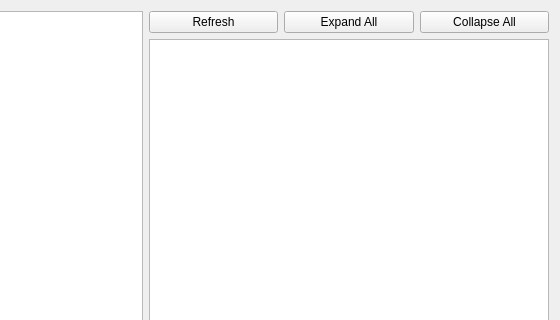
The window that src/streaming-toolbox/gui/event_viewer.ui (theodoros1234/streaming-toolbox) describes before a commit, drawn with Qt 5; both pictures show x 240 to 800 and y 0 to 320 of the 800 by 600 pixel window.
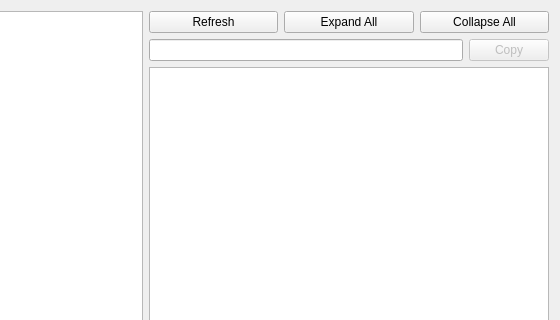
The same window after the commit.

Commit message: event viewer shows path followers and event subs, and now has a location bar

The edit to the form file:
```diff
--- a/src/streaming-toolbox/gui/event_viewer.ui
+++ b/src/streaming-toolbox/gui/event_viewer.ui
@@ -59,6 +59,27 @@
        </item>
       </layout>
      </item>
+     <item>
+      <layout class="QHBoxLayout" name="horizontalLayout_3">
+       <item>
+        <widget class="QLineEdit" name="item_path">
+         <property name="readOnly">
+          <bool>true</bool>
+         </property>
+        </widget>
+       </item>
+       <item>
+        <widget class="QPushButton" name="item_path_copy">
+         <property name="enabled">
+          <bool>false</bool>
+         </property>
+         <property name="text">
+          <string>Copy</string>
+         </property>
+        </widget>
+       </item>
+      </layout>
+     </item>
      <item>
       <widget class="QTextBrowser" name="item_info">
        <property name="sizePolicy">
```
The commit also changes 3 other files.
